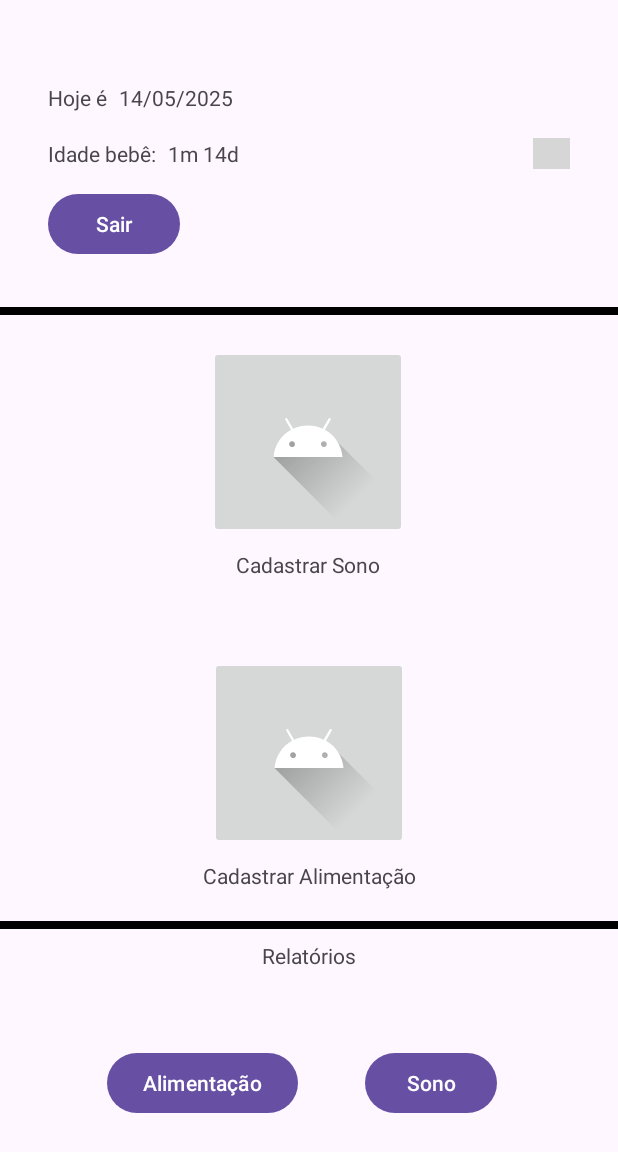
After one commit to Catadordegames/SoninhoTech, an Android app: the layout tela_principal_activity.xml on its own in the app's theme, with its tools: preview values and no code run, on a phone screen of 412 x 824 dp. The commit adds this screen. Shown: the top 1152 px of the screen. Run offline under Robolectric (Android 15) with nearby library versions, the phone set to English and light mode, and no system bars; grey boxes are pictures that could not be loaded.

Commit message:
Tela Principal

```diff
--- /dev/null
+++ b/app/src/main/res/layout/tela_principal_activity.xml
@@ -0,0 +1,172 @@
+<?xml version="1.0" encoding="utf-8"?>
+<androidx.constraintlayout.widget.ConstraintLayout xmlns:android="http://schemas.android.com/apk/res/android"
+    xmlns:app="http://schemas.android.com/apk/res-auto"
+    xmlns:tools="http://schemas.android.com/tools"
+    android:layout_width="match_parent"
+    android:layout_height="match_parent">
+
+    <TextView
+        android:id="@+id/date"
+        android:layout_width="wrap_content"
+        android:layout_height="wrap_content"
+        android:layout_marginStart="32dp"
+        android:text="@string/today_is"
+        app:layout_constraintBottom_toTopOf="@+id/hrz_ln1"
+        app:layout_constraintStart_toStartOf="parent"
+        app:layout_constraintTop_toTopOf="parent"
+        app:layout_constraintVertical_bias="0.3" />
+
+    <TextView
+        android:id="@+id/date_value"
+        android:layout_width="wrap_content"
+        android:layout_height="wrap_content"
+        android:layout_marginStart="8dp"
+        android:text="14/05/2025"
+        app:layout_constraintStart_toEndOf="@+id/date"
+        app:layout_constraintTop_toTopOf="@+id/date" />
+
+    <TextView
+        android:id="@+id/age"
+        android:layout_width="wrap_content"
+        android:layout_height="wrap_content"
+        android:layout_marginStart="32dp"
+        android:text="@string/baby_age"
+        app:layout_constraintBottom_toTopOf="@+id/hrz_ln1"
+        app:layout_constraintStart_toStartOf="parent"
+        app:layout_constraintTop_toTopOf="parent" />
+
+    <TextView
+        android:id="@+id/age_value"
+        android:layout_width="wrap_content"
+        android:layout_height="wrap_content"
+        android:layout_marginStart="8dp"
+        android:text="1m 14d"
+        app:layout_constraintStart_toEndOf="@+id/age"
+        app:layout_constraintTop_toTopOf="@+id/age" />
+
+    <Button
+        android:id="@+id/button3"
+        android:layout_width="wrap_content"
+        android:layout_height="wrap_content"
+        android:layout_marginStart="32dp"
+        android:text="@string/logoff"
+        app:layout_constraintBottom_toTopOf="@+id/hrz_ln1"
+        app:layout_constraintStart_toStartOf="parent"
+        app:layout_constraintTop_toTopOf="parent"
+        app:layout_constraintVertical_bias="0.8" />
+
+    <ImageButton
+        android:id="@+id/avatar"
+        android:layout_width="wrap_content"
+        android:layout_height="wrap_content"
+        android:layout_marginEnd="32dp"
+        app:layout_constraintBottom_toTopOf="@+id/hrz_ln1"
+        app:layout_constraintEnd_toEndOf="parent"
+        app:layout_constraintTop_toTopOf="parent"
+        tools:srcCompat="@tools:sample/avatars"
+        android:contentDescription="@string/avatar"/>
+
+    <View
+        android:id="@+id/hrz_ln1"
+        android:layout_width="match_parent"
+        android:layout_height="5dp"
+        android:background="@color/black"
+        app:layout_constraintBottom_toBottomOf="parent"
+        app:layout_constraintEnd_toEndOf="parent"
+        app:layout_constraintHorizontal_bias="0.0"
+        app:layout_constraintStart_toStartOf="parent"
+        app:layout_constraintTop_toTopOf="parent"
+        app:layout_constraintVertical_bias="0.25" />
+
+    <ImageButton
+        android:id="@+id/imageButton_sono"
+        android:layout_width="wrap_content"
+        android:layout_height="wrap_content"
+        android:contentDescription="@string/register_sleep"
+        app:layout_constraintBottom_toTopOf="@+id/hrz_ln2"
+        app:layout_constraintEnd_toEndOf="parent"
+        app:layout_constraintHorizontal_bias="0.498"
+        app:layout_constraintStart_toStartOf="parent"
+        app:layout_constraintTop_toBottomOf="@+id/hrz_ln1"
+        app:layout_constraintVertical_bias="0.075"
+        app:srcCompat="@drawable/ic_launcher_foreground" />
+
+    <TextView
+        android:id="@+id/textView_sono"
+        android:layout_width="wrap_content"
+        android:layout_height="wrap_content"
+        android:layout_marginTop="8dp"
+        android:text="@string/register_sleep"
+        app:layout_constraintEnd_toEndOf="@+id/imageButton_sono"
+        app:layout_constraintStart_toStartOf="@+id/imageButton_sono"
+        app:layout_constraintTop_toBottomOf="@+id/imageButton_sono" />
+
+    <ImageButton
+        android:id="@+id/imageButton_alim"
+        android:layout_width="wrap_content"
+        android:layout_height="wrap_content"
+        android:contentDescription="@string/register_food"
+        app:layout_constraintBottom_toTopOf="@+id/hrz_ln2"
+        app:layout_constraintEnd_toEndOf="parent"
+        app:layout_constraintStart_toStartOf="parent"
+        app:layout_constraintTop_toBottomOf="@+id/hrz_ln1"
+        app:layout_constraintVertical_bias="0.825"
+        app:srcCompat="@drawable/ic_launcher_foreground" />
+
+    <TextView
+        android:id="@+id/textView_alim"
+        android:layout_width="wrap_content"
+        android:layout_height="wrap_content"
+        android:layout_marginTop="8dp"
+        android:text="@string/register_food"
+        app:layout_constraintEnd_toEndOf="@+id/imageButton_alim"
+        app:layout_constraintStart_toStartOf="@+id/imageButton_alim"
+        app:layout_constraintTop_toBottomOf="@+id/imageButton_alim" />
+
+    <View
+        android:id="@+id/hrz_ln2"
+        android:layout_width="match_parent"
+        android:layout_height="5dp"
+        android:background="@color/black"
+        app:layout_constraintBottom_toBottomOf="parent"
+        app:layout_constraintEnd_toEndOf="parent"
+        app:layout_constraintHorizontal_bias="0.0"
+        app:layout_constraintStart_toStartOf="parent"
+        app:layout_constraintTop_toTopOf="parent"
+        app:layout_constraintVertical_bias="0.75" />
+
+    <TextView
+        android:id="@+id/textView3"
+        android:layout_width="wrap_content"
+        android:layout_height="wrap_content"
+        android:layout_marginTop="8dp"
+        android:text="@string/reports"
+        app:layout_constraintEnd_toEndOf="parent"
+        app:layout_constraintStart_toStartOf="parent"
+        app:layout_constraintTop_toBottomOf="@+id/hrz_ln2" />
+
+    <Button
+        android:id="@+id/button"
+        android:layout_width="wrap_content"
+        android:layout_height="wrap_content"
+        android:text="@string/food"
+        app:layout_constraintBottom_toBottomOf="parent"
+        app:layout_constraintEnd_toEndOf="parent"
+        app:layout_constraintHorizontal_bias="0.25"
+        app:layout_constraintStart_toStartOf="parent"
+        app:layout_constraintTop_toBottomOf="@+id/hrz_ln2"
+        app:layout_constraintVertical_bias="0.5" />
+
+    <Button
+        android:id="@+id/button2"
+        android:layout_width="wrap_content"
+        android:layout_height="wrap_content"
+        android:text="@string/sleep"
+        app:layout_constraintBottom_toBottomOf="parent"
+        app:layout_constraintEnd_toEndOf="parent"
+        app:layout_constraintHorizontal_bias="0.75"
+        app:layout_constraintStart_toStartOf="parent"
+        app:layout_constraintTop_toBottomOf="@+id/hrz_ln2"
+        app:layout_constraintVertical_bias="0.5" />
+
+</androidx.constraintlayout.widget.ConstraintLayout>
--- a/app/src/main/res/values/strings.xml
+++ b/app/src/main/res/values/strings.xml
@@ -1,3 +1,12 @@
 <resources>
     <string name="app_name">SoninhoTech</string>
+    <string name="register_sleep">Cadastrar Sono</string>
+    <string name="register_food">Cadastrar Alimentação</string>
+    <string name="reports">Relatórios</string>
+    <string name="sleep">Sono</string>
+    <string name="food">Alimentação</string>
+    <string name="today_is">Hoje é</string>
+    <string name="baby_age">Idade bebê:</string>
+    <string name="logoff">Sair</string>
+    <string name="avatar">Foto</string>
 </resources>
```
